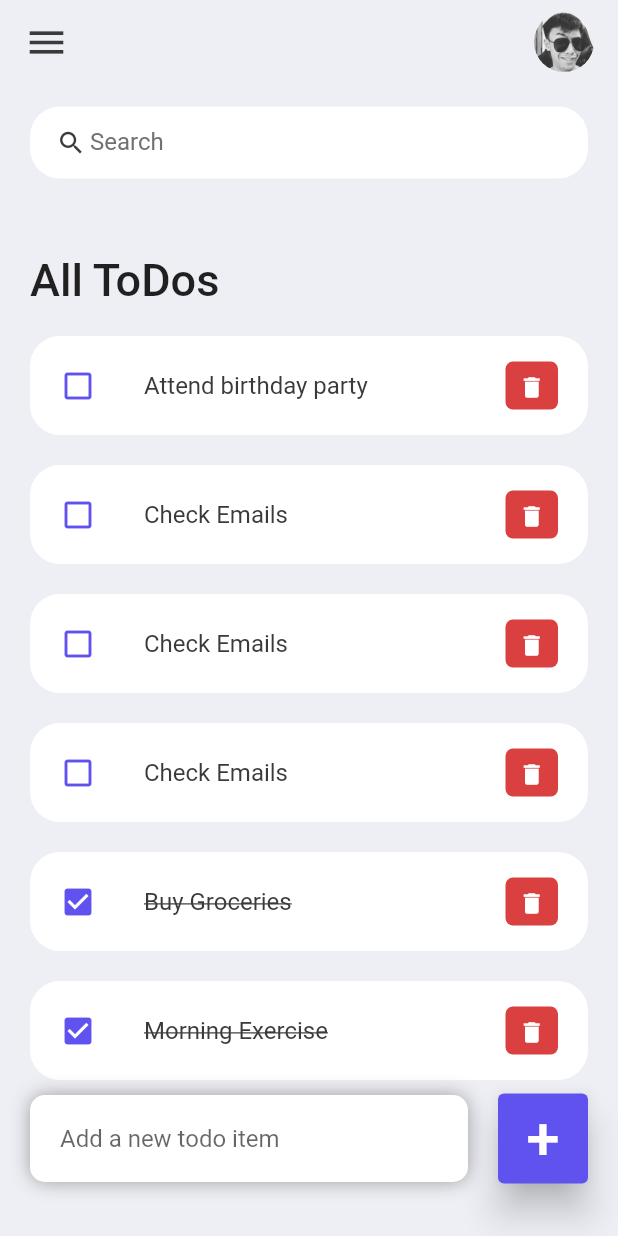
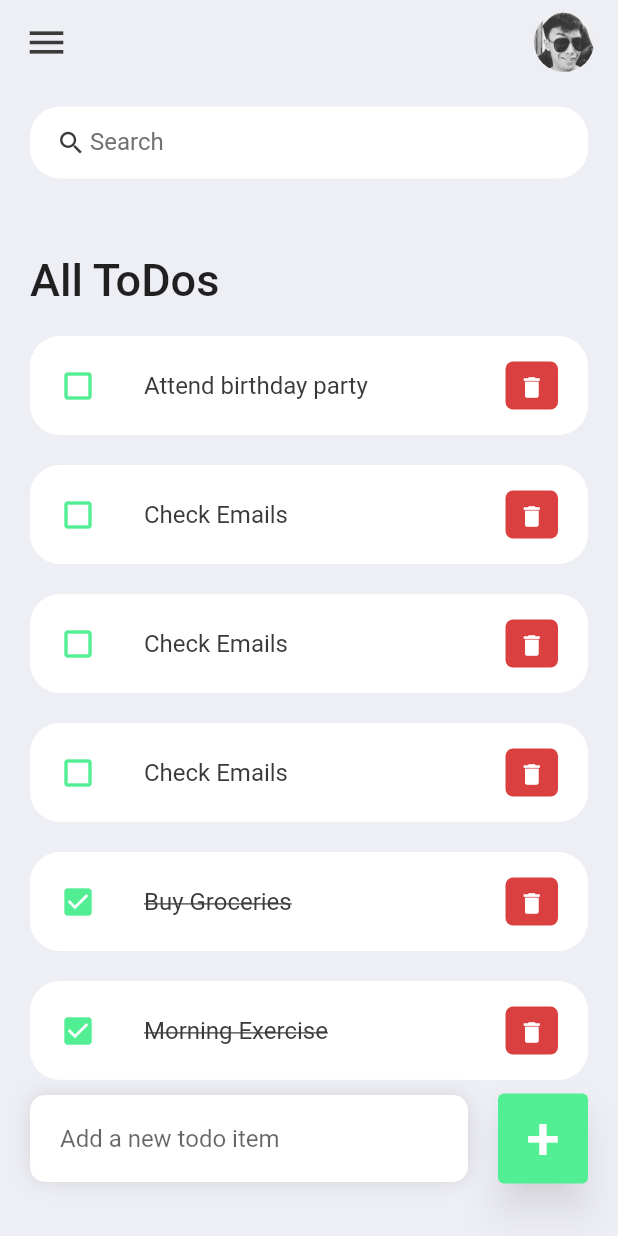
Before and after one commit to aloysiusberonque/SP-Elec-1B-Midterm, a Flutter app: the screen it shows after launch, on a phone screen of 412 x 824 dp. Run offline on Flutter 3.47's test engine with Material 2 defaults, Android fonts, the phone set to English and light mode, and no system bars.

Commit message:
Design changes

```diff
--- a/midterm/lib/constants/colors.dart
+++ b/midterm/lib/constants/colors.dart
@@ -1,7 +1,7 @@
 import 'package:flutter/material.dart';
 
 const Color tdRed = Color(0xFFDA4040);
-const Color tdBlue = Color(0xFF5F52ee);
+const Color tdBlue = Color.fromARGB(255, 82, 238, 147);
 
 const Color tdBlack = Color(0xFF3A3A3A);
 const Color tdGrey = Color(0xFF717171);
--- a/midterm/lib/screens/home.dart
+++ b/midterm/lib/screens/home.dart
@@ -84,7 +84,7 @@ class _HomeState extends State<Home> {
                           color: Colors.white,
                           boxShadow: const [
                             BoxShadow(
-                                color: Colors.grey,
+                                color: Color.fromARGB(85, 158, 158, 158),
                                 offset: Offset(0.0, 0.0),
                                 blurRadius: 10.0,
                                 spreadRadius: 0.0)
@@ -115,9 +115,11 @@ class _HomeState extends State<Home> {
                             }
                           },
                           style: ElevatedButton.styleFrom(
-                              primary: tdBlue,
-                              minimumSize: Size(60, 60),
-                              elevation: 10),
+                            primary: tdBlue,
+                            minimumSize: Size(60, 60),
+                            elevation: 10,
+                            shadowColor: Color.fromARGB(85, 158, 158, 158),
+                          ),
                         ),
                       )
                     ],
```
